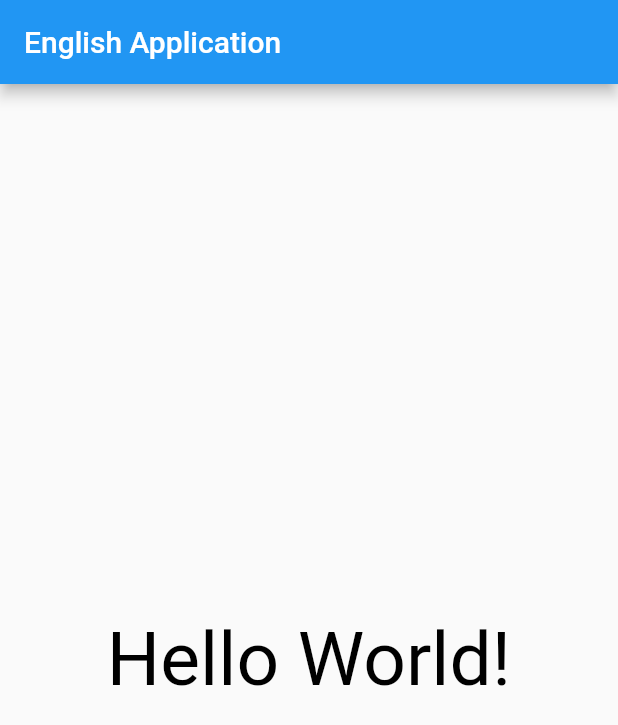
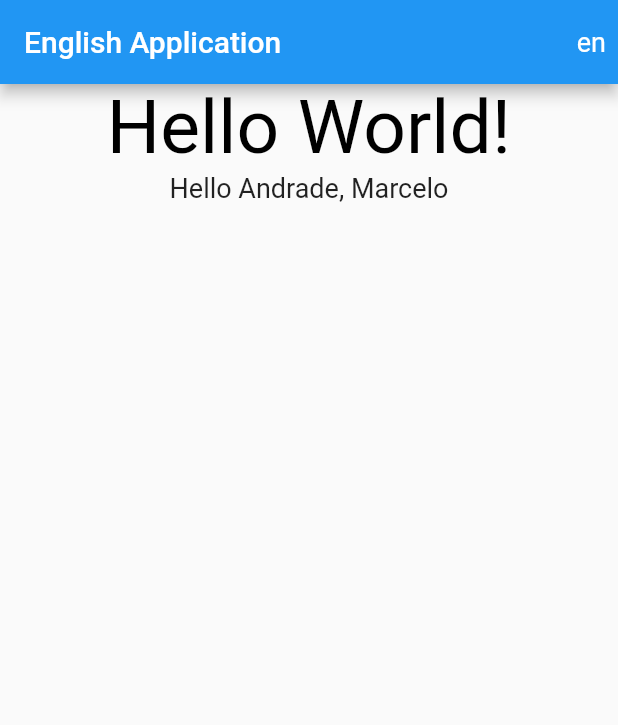
Before and after one commit to marcelo-andrade/app-localizations-flutter, a Flutter app: the screen it shows after launch, on a phone screen of 412 x 824 dp. Shown: the top 725 px of the screen. Run offline on Flutter 3.47's test engine with Material 2 defaults, Android fonts, the phone set to English and light mode, and no system bars; generated files the repository leaves out were written again.

Commit message:
Adicionado novas variáveis

```diff
--- a/lib/homepage.dart
+++ b/lib/homepage.dart
@@ -9,15 +9,44 @@ class HomePage extends StatelessWidget {
     return Scaffold(
       appBar: AppBar(
         title: Text(AppLocalizations.of(context)!.title),
+        actions: [
+          Padding(
+            padding: const EdgeInsets.all(8.0),
+            child: Center(
+              child: Text(
+                AppLocalizations.of(context)!.language,
+                style: const TextStyle(
+                  fontSize: 18,
+                ),
+              ),
+            ),
+          ),
+        ],
       ),
-      body: Center(
-        child: Text(
-          AppLocalizations.of(context)!.helloWorld,
-          style: const TextStyle(
-            fontSize: 50,
-            color: Colors.black,
+      body: Row(
+        mainAxisAlignment: MainAxisAlignment.center,
+        crossAxisAlignment: CrossAxisAlignment.center,
+        children: [
+          Center(
+            child: Column(
+              children: [
+                Text(
+                  AppLocalizations.of(context)!.helloWorld,
+                  style: const TextStyle(
+                    fontSize: 50,
+                    color: Colors.black,
+                  ),
+                ),
+                Text(
+                  AppLocalizations.of(context)!.hello('Andrade', 'Marcelo'),
+                  style: const TextStyle(
+                      fontSize: 18
+                  ),
+                ),
+              ],
+            ),
           ),
-        ),
+        ],
       ),
     );
   }
--- a/lib/main.dart
+++ b/lib/main.dart
@@ -16,11 +16,12 @@ class MyApp extends StatelessWidget {
       localizationsDelegates: AppLocalizations.localizationsDelegates,
       supportedLocales: AppLocalizations.supportedLocales,
 
-      title: 'App Internacional',
+      onGenerateTitle: (BuildContext context) => AppLocalizations.of(context)!.appName,
       theme: ThemeData(
         primarySwatch: Colors.blue,
       ),
       home: const HomePage(),
+      debugShowCheckedModeBanner: false,
     );
   }
 }
```
Also changed, not shown: lib/l10n/app_en.arb (+27 -2 lines), lib/l10n/app_pt.arb (+5 -3 lines).
